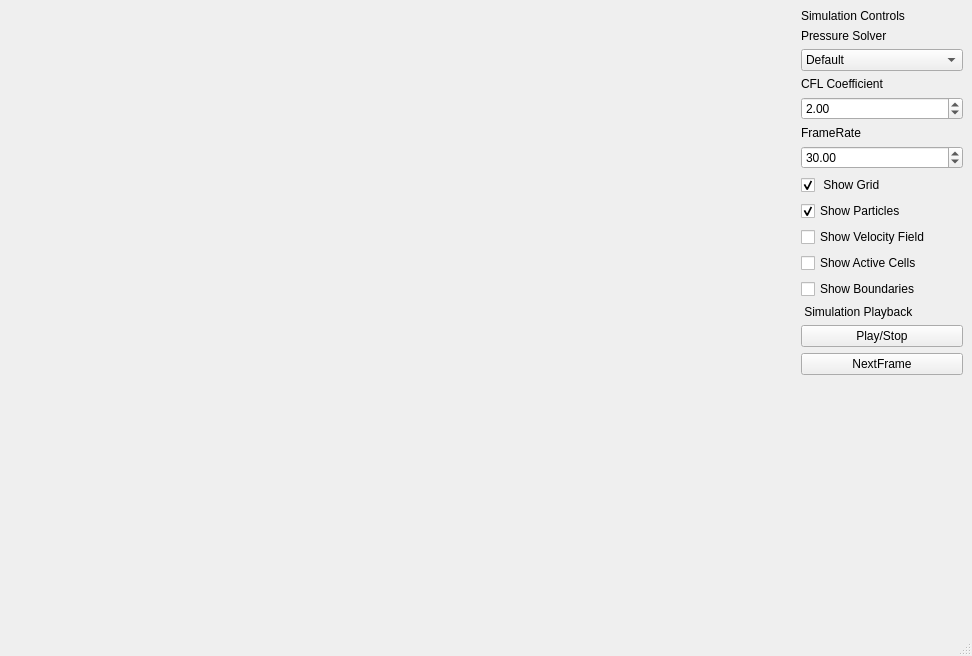
Above: mainwindow.ui from s4923233/ASE-redesign before the change. Below: the same form after it.
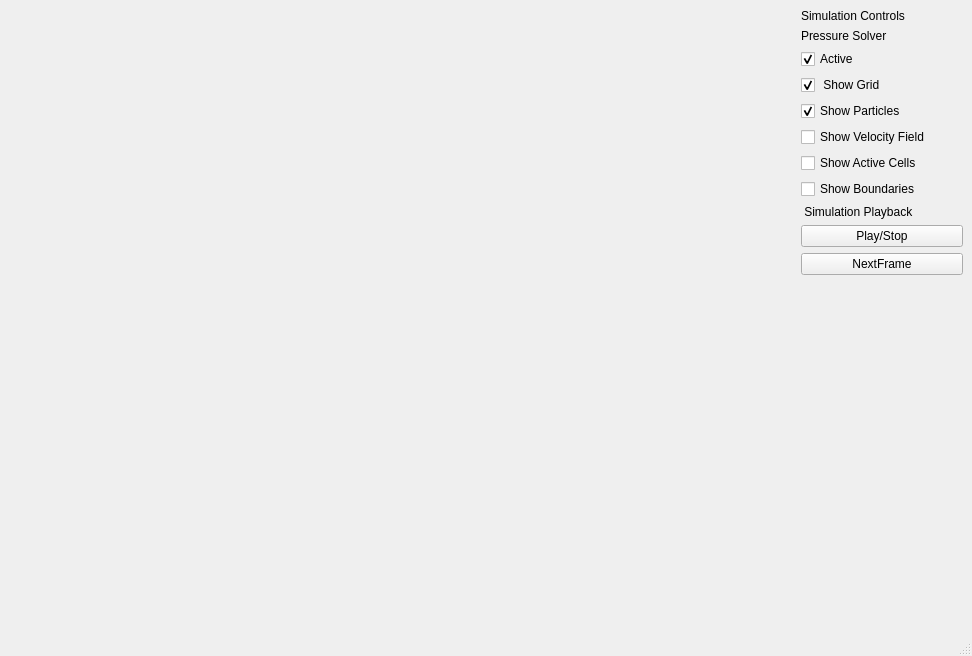
That is the form after the change.

```diff
--- a/mainwindow.ui
+++ b/mainwindow.ui
@@ -29,28 +29,17 @@
       </item>
       <item row="2" column="0">
        <layout class="QGridLayout" name="m_menuTop_grd">
-        <item row="4" column="0">
-         <widget class="QComboBox" name="m_pressureSelect_CMBox">
-          <item>
-           <property name="text">
-            <string>Default</string>
-           </property>
-          </item>
-          <item>
-           <property name="text">
-            <string>Alpha</string>
-           </property>
-          </item>
-         </widget>
-        </item>
-        <item row="11" column="0">
-         <widget class="QDoubleSpinBox" name="m_frameRate_DBox">
-          <property name="value">
-           <double>30.000000000000000</double>
+        <item row="8" column="0">
+         <widget class="QCheckBox" name="m_displayParticles_CkBox">
+          <property name="text">
+           <string>Show Particles</string>
           </property>
+          <property name="checked">
+           <bool>true</bool>
+          </property>
          </widget>
         </item>
-        <item row="13" column="0">
+        <item row="7" column="0">
          <widget class="QCheckBox" name="m_displayGrid_CkBox">
           <property name="text">
            <string> Show Grid</string>
@@ -60,23 +49,6 @@
           </property>
          </widget>
         </item>
-        <item row="6" column="0">
-         <widget class="QLabel" name="m_CFLCoeff_lbl">
-          <property name="text">
-           <string>CFL Coefficient</string>
-          </property>
-         </widget>
-        </item>
-        <item row="17" column="0">
-         <widget class="QCheckBox" name="m_displayActiveCells_CkBox">
-          <property name="text">
-           <string>Show Active Cells</string>
-          </property>
-          <property name="checked">
-           <bool>false</bool>
-          </property>
-         </widget>
-        </item>
         <item row="1" column="0">
          <widget class="QLabel" name="m_PressSolver_lbl">
           <property name="text">
@@ -84,14 +56,24 @@
           </property>
          </widget>
         </item>
-        <item row="7" column="0">
-         <widget class="QDoubleSpinBox" name="m_CFLCoeff_DBox">
-          <property name="value">
-           <double>2.000000000000000</double>
+        <item row="11" column="0">
+         <widget class="QCheckBox" name="m_displayActiveCells_CkBox">
+          <property name="text">
+           <string>Show Active Cells</string>
           </property>
+          <property name="checked">
+           <bool>false</bool>
+          </property>
          </widget>
         </item>
-        <item row="15" column="0">
+        <item row="12" column="0">
+         <widget class="QCheckBox" name="m_displayBoundaries_CkBox">
+          <property name="text">
+           <string>Show Boundaries</string>
+          </property>
+         </widget>
+        </item>
+        <item row="9" column="0">
          <widget class="QCheckBox" name="m_displayVelocityField_CkBox">
           <property name="enabled">
            <bool>true</bool>
@@ -104,33 +86,16 @@
           </property>
          </widget>
         </item>
-        <item row="9" column="0">
-         <widget class="QLabel" name="m_frameRate_lbl">
+        <item row="2" column="0">
+         <widget class="QCheckBox" name="m_activateSolver_CkBox">
           <property name="text">
-           <string>FrameRate</string>
-          </property>
-          <property name="alignment">
-           <set>Qt::AlignBottom|Qt::AlignLeading|Qt::AlignLeft</set>
-          </property>
-         </widget>
-        </item>
-        <item row="14" column="0">
-         <widget class="QCheckBox" name="m_displayParticles_CkBox">
-          <property name="text">
-           <string>Show Particles</string>
+           <string>Active</string>
           </property>
           <property name="checked">
            <bool>true</bool>
           </property>
          </widget>
         </item>
-        <item row="18" column="0">
-         <widget class="QCheckBox" name="m_displayBoundaries_CkBox">
-          <property name="text">
-           <string>Show Boundaries</string>
-          </property>
-         </widget>
-        </item>
        </layout>
       </item>
       <item row="4" column="0">
```
